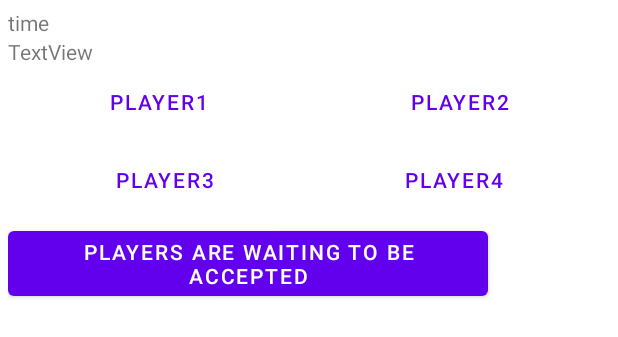
After one commit to DavidDahlman00/BadmintonBuddy, an Android app: the layout my_game_item.xml on its own in the app's theme, with its tools: preview values and no code run, on a phone screen of 412 x 824 dp. The commit adds this screen. Shown: the top 337 px of the screen. Run offline under Robolectric (Android 15) with nearby library versions, the phone set to English and light mode, and no system bars.

Commit message:
setup myGames recyclerview

```diff
--- a/app/src/main/java/duiban/badmintonbuddy/ui/findGames/FindGamesAdapter.kt
+++ b/app/src/main/java/duiban/badmintonbuddy/ui/findGames/FindGamesAdapter.kt
@@ -18,8 +18,8 @@ class FindGamesAdapter(fragment : Fragment): RecyclerView.Adapter<FindGamesAdapt
     val fragment = fragment
 
     override fun onCreateViewHolder(parent: ViewGroup, viewType: Int): FindGamesAdapter.ViewHolder {
-        val v = LayoutInflater.from(parent.context).inflate(R.layout.searchgameitem, parent, false)
-        return ViewHolder(v)
+        val view = LayoutInflater.from(parent.context).inflate(R.layout.searchgameitem, parent, false)
+        return ViewHolder(view)
     }
 
     override fun onBindViewHolder(holder: FindGamesAdapter.ViewHolder, position: Int) {
--- a/app/src/main/res/layout/fragment_my_games.xml
+++ b/app/src/main/res/layout/fragment_my_games.xml
@@ -15,5 +15,10 @@
             android:layout_width="match_parent"
             android:layout_height="wrap_content"
             android:text="@string/new_game_btn" />
+
+        <androidx.recyclerview.widget.RecyclerView
+            android:id="@+id/myGameRecycler"
+            android:layout_width="match_parent"
+            android:layout_height="match_parent" />
     </LinearLayout>
 </FrameLayout>
--- /dev/null
+++ b/app/src/main/res/layout/my_game_item.xml
@@ -0,0 +1,71 @@
+<?xml version="1.0" encoding="utf-8"?>
+<androidx.appcompat.widget.LinearLayoutCompat xmlns:android="http://schemas.android.com/apk/res/android"
+    android:layout_width="match_parent"
+    android:layout_height="wrap_content"
+    android:padding="5dp"
+    android:orientation="vertical">
+
+
+    <TextView
+        android:id="@+id/myitemtimetext"
+        android:layout_width="wrap_content"
+        android:layout_height="wrap_content"
+        android:text="time" />
+
+    <TextView
+        android:id="@+id/myitemplacetext"
+        android:layout_width="wrap_content"
+        android:layout_height="wrap_content"
+        android:text="TextView" />
+
+    <LinearLayout
+        android:layout_width="match_parent"
+        android:layout_height="match_parent"
+        android:orientation="horizontal">
+
+        <Button
+            android:id="@+id/myitemplayer1_btn"
+            style="?android:attr/buttonBarButtonStyle"
+            android:layout_width="wrap_content"
+            android:layout_height="wrap_content"
+            android:layout_weight="1"
+            android:text="player1" />
+
+        <Button
+            android:id="@+id/myitemplayer2_btn"
+            style="?android:attr/buttonBarButtonStyle"
+            android:layout_width="wrap_content"
+            android:layout_height="wrap_content"
+            android:layout_weight="1"
+            android:text="player2" />
+    </LinearLayout>
+
+    <LinearLayout
+        android:layout_width="match_parent"
+        android:layout_height="match_parent"
+        style="?android:attr/buttonBarButtonStyle"
+        android:orientation="horizontal">
+
+        <Button
+            android:id="@+id/myitemplayer3_btn"
+            style="?android:attr/buttonBarButtonStyle"
+            android:layout_width="wrap_content"
+            android:layout_height="wrap_content"
+            android:layout_weight="1"
+            android:text="player3" />
+
+        <Button
+            android:id="@+id/myitemplayer4_btn"
+            style="?android:attr/buttonBarButtonStyle"
+            android:layout_width="wrap_content"
+            android:layout_height="wrap_content"
+            android:layout_weight="1"
+            android:text="player4" />
+    </LinearLayout>
+
+    <Button
+        android:id="@+id/mygame_watingapprove_btn"
+        android:layout_width="wrap_content"
+        android:layout_height="wrap_content"
+        android:text="players are waiting to be accepted" />
+</androidx.appcompat.widget.LinearLayoutCompat>
```
Also changed, not shown: app/src/main/java/duiban/badmintonbuddy/ui/myGames/MyGamesAdapter.kt (added, +65 -0 lines), app/src/main/java/duiban/badmintonbuddy/ui/myGames/MyGamesFragment.kt (+36 -2 lines).
